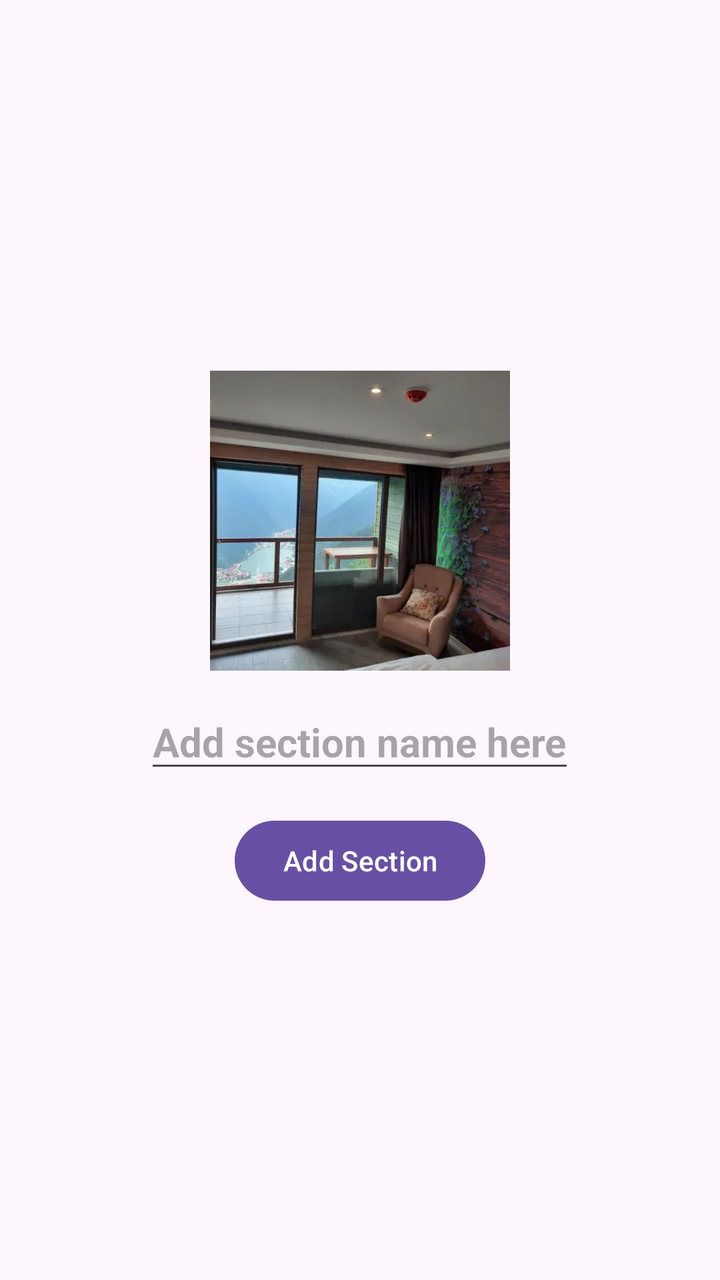
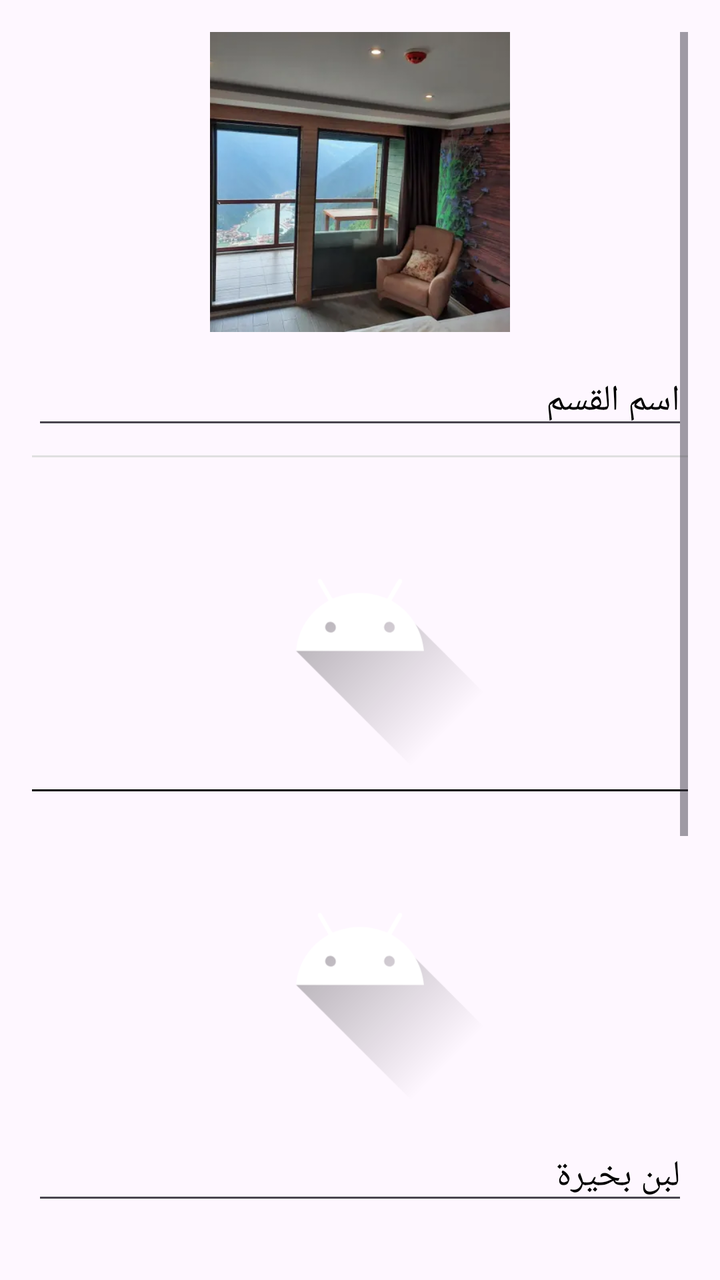

Screens rendered from an Android XML layout before and after an edit, with the pre-edit source and the edit as a unified diff.
<!-- AndroidManifest.xml: application theme Theme.AdminMotawkel -->
<!-- res/layout/fragment_section.xml -->
<?xml version="1.0" encoding="utf-8"?>
<LinearLayout xmlns:android="http://schemas.android.com/apk/res/android"
    xmlns:tools="http://schemas.android.com/tools"
    android:layout_width="match_parent"
    android:layout_height="match_parent"
    android:orientation="vertical"
    android:gravity="center"
    android:padding="16dp"
    tools:context=".Presentation.Section.AddSection">

    <ImageView
        android:id="@+id/sectionImage"
        android:layout_width="150dp"
        android:layout_height="150dp"
        android:scaleType="centerCrop"
        android:src="@drawable/yes" />

    <EditText
        android:id="@+id/sectionName"
        android:layout_width="wrap_content"
        android:layout_height="wrap_content"
        android:textSize="20sp"
        android:textColor="@color/black"
        android:hint="Add section name here"
        android:layout_marginTop="12dp"
        android:textStyle="bold" />
<ProgressBar
    android:layout_width="50dp"
    android:layout_height="50dp"
    android:visibility="gone"
    android:id="@+id/progress_section"
    />
    <Button

        android:id="@+id/AddSection"
        android:layout_marginTop="15dp"
        android:text="Add Section"
        android:layout_width="wrap_content"
        android:layout_height="wrap_content" />




</LinearLayout>
<!-- resources referenced by this layout -->
<resources>
  <color name="black">#FF000000</color>
  <!-- drawable yes: jpg bitmap (drawable, 17014 bytes) -->
  <style name="Theme.AdminMotawkel" parent="Base.Theme.AdminMotawkel" />
  <style name="Base.Theme.AdminMotawkel" parent="Theme.Material3.DayNight.NoActionBar">
          
          
      </style>
</resources>

<!-- the commit's change to res/layout/fragment_section.xml (unified diff, before → after) -->
@@ -1,44 +1,160 @@
 <?xml version="1.0" encoding="utf-8"?>
-<LinearLayout xmlns:android="http://schemas.android.com/apk/res/android"
+<ScrollView xmlns:android="http://schemas.android.com/apk/res/android"
     xmlns:tools="http://schemas.android.com/tools"
     android:layout_width="match_parent"
     android:layout_height="match_parent"
-    android:orientation="vertical"
-    android:gravity="center"
     android:padding="16dp"
-    tools:context=".Presentation.Section.AddSection">
+    tools:context=".Presentation.Section.AddProduct">
 
-    <ImageView
-        android:id="@+id/sectionImage"
-        android:layout_width="150dp"
-        android:layout_height="150dp"
-        android:scaleType="centerCrop"
-        android:src="@drawable/yes" />
+    <LinearLayout
+        android:layout_width="match_parent"
+        android:layout_height="wrap_content"
+        android:gravity="center_horizontal"
+        android:orientation="vertical">
 
-    <EditText
-        android:id="@+id/sectionName"
-        android:layout_width="wrap_content"
-        android:layout_height="wrap_content"
-        android:textSize="20sp"
-        android:textColor="@color/black"
-        android:hint="Add section name here"
-        android:layout_marginTop="12dp"
-        android:textStyle="bold" />
-<ProgressBar
-    android:layout_width="50dp"
-    android:layout_height="50dp"
-    android:visibility="gone"
-    android:id="@+id/progress_section"
-    />
-    <Button
+        
+        <ImageView
+            android:id="@+id/sectionImage"
+            android:layout_width="150dp"
+            android:layout_height="150dp"
+            android:scaleType="centerCrop"
+            android:src="@drawable/yes" />
 
-        android:id="@+id/AddSection"
-        android:layout_marginTop="15dp"
-        android:text="Add Section"
-        android:layout_width="wrap_content"
-        android:layout_height="wrap_content" />
+        
+        <EditText
+            android:id="@+id/sectionName"
+            android:layout_width="match_parent"
+            android:layout_height="wrap_content"
+            android:layout_marginTop="12dp"
+            android:hint="اسم القسم"
+            android:textColor="@color/black"
+            android:textColorHint="@color/black"
+            android:textSize="18sp" />
 
+        
+        <View
+            android:layout_width="match_parent"
+            android:layout_height="1dp"
+            android:layout_marginVertical="8dp"
+            android:background="#E0E0E0" />
 
+        
+        <ImageView
+            android:id="@+id/secondImage"
+            android:layout_width="150dp"
+            android:layout_height="150dp"
+            android:scaleType="centerCrop"
+            android:src="@drawable/ic_launcher_foreground" />
 
+        
+        <View
+            android:layout_width="match_parent"
+            android:layout_height="1dp"
+            android:layout_marginVertical="8dp"
+            android:background="@color/black" />
 
-</LinearLayout>
+        
+        <ImageView
+            android:id="@+id/thirdImage"
+            android:layout_width="150dp"
+            android:layout_height="150dp"
+            android:scaleType="centerCrop"
+            android:src="@drawable/ic_launcher_foreground" />
+
+        
+        <EditText
+            android:id="@+id/item_name"
+            android:layout_width="match_parent"
+            android:layout_height="wrap_content"
+            android:layout_marginTop="12dp"
+            android:hint="لبن بخيرة "
+
+            android:textColorHint="@color/black" />
+
+        
+        <LinearLayout
+            android:layout_width="match_parent"
+            android:layout_height="wrap_content"
+            android:layout_marginTop="12dp"
+            android:orientation="horizontal"
+            android:weightSum="2">
+
+            <EditText
+                android:id="@+id/single_price"
+                android:layout_width="0dp"
+                android:layout_height="wrap_content"
+                android:layout_weight="1"
+                android:hint="سعر الكيس"
+                android:inputType="number"
+                android:textColorHint="@color/black" />
+
+            <EditText
+                android:id="@+id/all_price"
+                android:layout_width="0dp"
+                android:layout_height="wrap_content"
+                android:layout_weight="1"
+                android:hint="سعر الكل"
+                android:inputType="number"
+                android:textColorHint="@color/black" />
+        </LinearLayout>
+
+        
+        <CheckBox
+            android:id="@+id/has_offer_or_not"
+            android:layout_width="wrap_content"
+            android:layout_height="wrap_content"
+            android:checked="true"
+
+            android:textColor="@color/black"
+            android:textSize="20sp" />
+
+        <CheckBox
+            android:id="@+id/best_seller"
+
+            android:layout_width="wrap_content"
+            android:layout_height="wrap_content"
+            android:checked="true"
+
+            android:textColor="@color/black"
+            android:textSize="20sp" />
+
+        <CheckBox
+            android:id="@+id/offer_for_you"
+            android:layout_width="wrap_content"
+            android:layout_height="wrap_content"
+            android:checked="true"
+            android:textColor="@color/black"
+            android:textSize="20sp" />
+
+        
+        <EditText
+            android:id="@+id/single_price_name"
+            android:layout_width="match_parent"
+            android:layout_height="wrap_content"
+            android:layout_marginTop="12dp"
+            android:hint="اسم السعر المنفصل"
+/>
+
+        <EditText
+            android:id="@+id/all_price_name"
+            android:layout_width="match_parent"
+            android:layout_height="wrap_content"
+            android:layout_marginTop="8dp"
+            android:hint="اسم السعر كامل "
+ />
+
+        <Button
+            android:id="@+id/add_item"
+            android:layout_width="120dp"
+            android:layout_height="60dp"
+            android:textColor="@color/white"
+
+            android:textSize="20sp" />
+
+        <ProgressBar
+            android:id="@+id/loading"
+            android:layout_width="match_parent"
+            android:layout_height="80dp"
+            android:visibility="gone" />
+    </LinearLayout>
+</ScrollView>
<!-- resource entries referenced after the edit -->
@@ -1,6 +1,38 @@
 <!-- resources referenced by this layout -->
 <resources>
   <color name="black">#FF000000</color>
+  <color name="white">#FFFFFFFF</color>
+  <!-- drawable ic_launcher_foreground (drawable) -->
+  <vector xmlns:android="http://schemas.android.com/apk/res/android"
+      xmlns:aapt="http://schemas.android.com/aapt"
+      android:width="108dp"
+      android:height="108dp"
+      android:viewportWidth="108"
+      android:viewportHeight="108">
+      <path android:pathData="M31,63.928c0,0 6.4,-11 12.1,-13.1c7.2,-2.6 26,-1.4 26,-1.4l38.1,38.1L107,108.928l-32,-1L31,63.928z">
+          <aapt:attr name="android:fillColor">
+              <gradient
+                  android:endX="85.84757"
+                  android:endY="92.4963"
+                  android:startX="42.9492"
+                  android:startY="49.59793"
+                  android:type="linear">
+                  <item
+                      android:color="#44000000"
+                      android:offset="0.0" />
+                  <item
+                      android:color="#00000000"
+                      android:offset="1.0" />
+              </gradient>
+          </aapt:attr>
+      </path>
+      <path
+          android:fillColor="#FFFFFF"
+          android:fillType="nonZero"
+          android:pathData="M65.3,45.828l3.8,-6.6c0.2,-0.4 0.1,-0.9 -0.3,-1.1c-0.4,-0.2 -0.9,-0.1 -1.1,0.3l-3.9,6.7c-6.3,-2.8 -13.4,-2.8 -19.7,0l-3.9,-6.7c-0.2,-0.4 -0.7,-0.5 -1.1,-0.3C38.8,38.328 38.7,38.828 38.9,39.228l3.8,6.6C36.2,49.428 31.7,56.028 31,63.928h46C76.3,56.028 71.8,49.428 65.3,45.828zM43.4,57.328c-0.8,0 -1.5,-0.5 -1.8,-1.2c-0.3,-0.7 -0.1,-1.5 0.4,-2.1c0.5,-0.5 1.4,-0.7 2.1,-0.4c0.7,0.3 1.2,1 1.2,1.8C45.3,56.528 44.5,57.328 43.4,57.328L43.4,57.328zM64.6,57.328c-0.8,0 -1.5,-0.5 -1.8,-1.2s-0.1,-1.5 0.4,-2.1c0.5,-0.5 1.4,-0.7 2.1,-0.4c0.7,0.3 1.2,1 1.2,1.8C66.5,56.528 65.6,57.328 64.6,57.328L64.6,57.328z"
+          android:strokeWidth="1"
+          android:strokeColor="#00000000" />
+  </vector>
   <!-- drawable yes: jpg bitmap (drawable, 17014 bytes) -->
   <style name="Theme.AdminMotawkel" parent="Base.Theme.AdminMotawkel" />
   <style name="Base.Theme.AdminMotawkel" parent="Theme.Material3.DayNight.NoActionBar">
